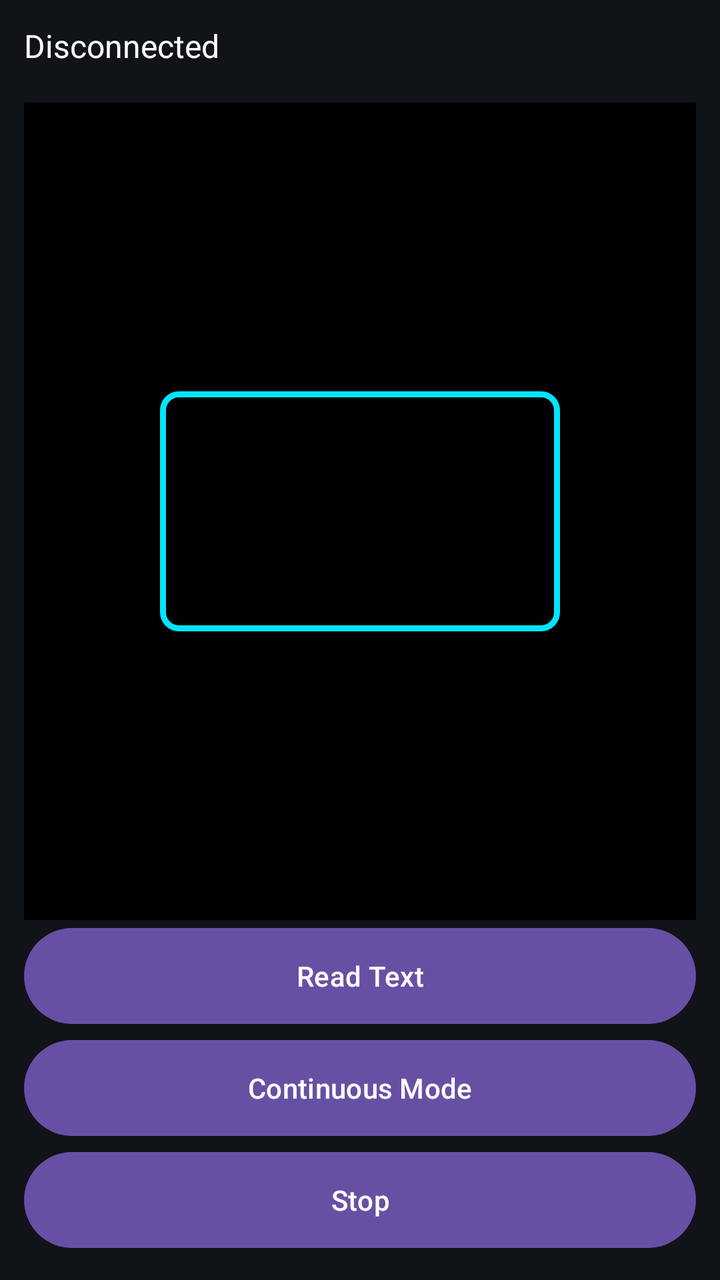
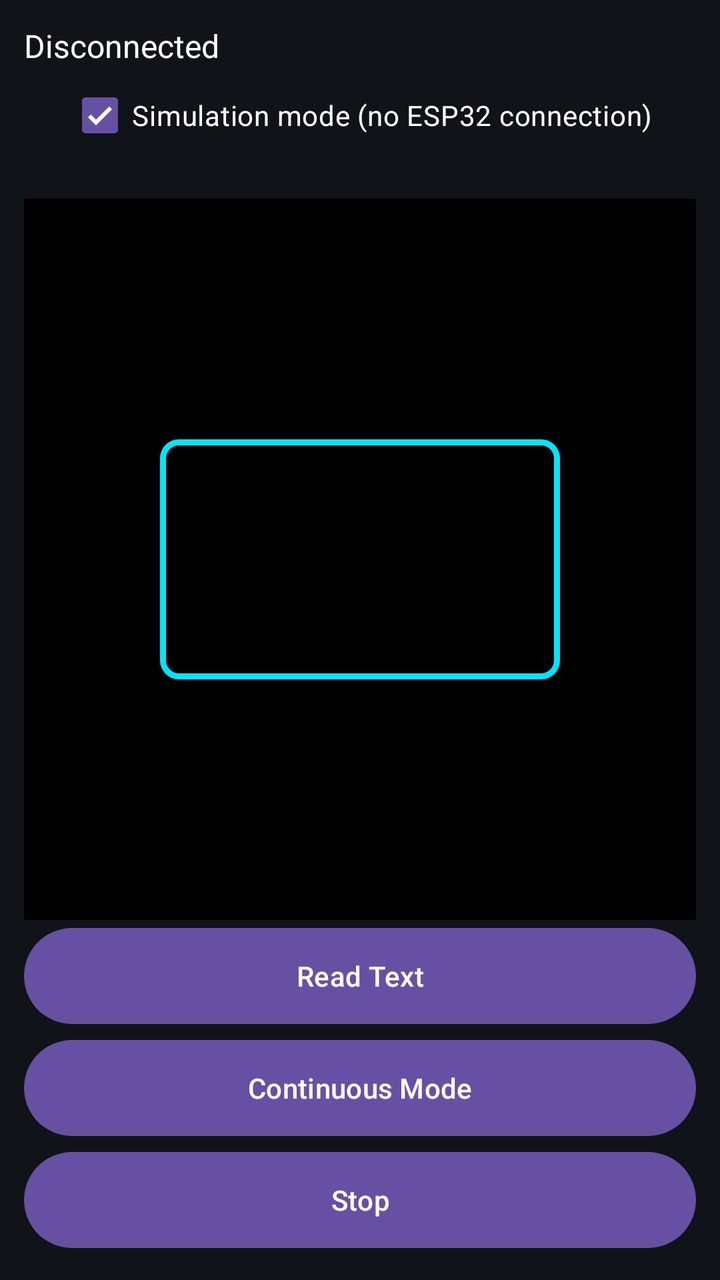

The first picture is an Android layout as it rendered before a commit; the second is the same layout after the commit. The layout source and the unified diff follow.
<!-- AndroidManifest.xml: application theme Theme.SmartAiGlasses -->
<!-- res/layout/activity_main.xml -->
<androidx.constraintlayout.widget.ConstraintLayout
    xmlns:android="http://schemas.android.com/apk/res/android"
    xmlns:app="http://schemas.android.com/apk/res-auto"
    android:layout_width="match_parent"
    android:layout_height="match_parent"
    android:background="#101418"
    android:padding="12dp">

    <TextView
        android:id="@+id/txtStatus"
        android:layout_width="0dp"
        android:layout_height="wrap_content"
        android:text="@string/disconnected"
        android:textColor="#FFFFFF"
        android:textSize="16sp"
        app:layout_constraintTop_toTopOf="parent"
        app:layout_constraintStart_toStartOf="parent"
        app:layout_constraintEnd_toEndOf="parent"/>

    <TextView
        android:id="@+id/txtLanguage"
        android:layout_width="0dp"
        android:layout_height="wrap_content"
        android:textColor="#00E5FF"
        android:textSize="13sp"
        app:layout_constraintTop_toBottomOf="@id/txtStatus"
        app:layout_constraintStart_toStartOf="parent"
        app:layout_constraintEnd_toEndOf="parent"/>

    <ImageView
        android:id="@+id/imageView"
        android:layout_width="0dp"
        android:layout_height="0dp"
        android:background="#000000"
        android:contentDescription="@string/live_feed"
        android:scaleType="fitCenter"
        app:layout_constraintTop_toBottomOf="@id/txtLanguage"
        app:layout_constraintBottom_toTopOf="@id/btnRead"
        app:layout_constraintStart_toStartOf="parent"
        app:layout_constraintEnd_toEndOf="parent"/>

    <View
        android:layout_width="200dp"
        android:layout_height="120dp"
        android:background="@drawable/focus_border"
        app:layout_constraintTop_toTopOf="@id/imageView"
        app:layout_constraintBottom_toBottomOf="@id/imageView"
        app:layout_constraintStart_toStartOf="@id/imageView"
        app:layout_constraintEnd_toEndOf="@id/imageView"/>

    <Button
        android:id="@+id/btnRead"
        android:layout_width="0dp"
        android:layout_height="56dp"
        android:text="@string/read_text"
        app:layout_constraintBottom_toTopOf="@id/btnContinuous"
        app:layout_constraintStart_toStartOf="parent"
        app:layout_constraintEnd_toEndOf="parent"/>

    <Button
        android:id="@+id/btnContinuous"
        android:layout_width="0dp"
        android:layout_height="56dp"
        android:text="@string/continuous_mode"
        app:layout_constraintBottom_toTopOf="@id/btnStop"
        app:layout_constraintStart_toStartOf="parent"
        app:layout_constraintEnd_toEndOf="parent"/>

    <Button
        android:id="@+id/btnStop"
        android:layout_width="0dp"
        android:layout_height="56dp"
        android:text="@string/stop"
        app:layout_constraintBottom_toBottomOf="parent"
        app:layout_constraintStart_toStartOf="parent"
        app:layout_constraintEnd_toEndOf="parent"/>

</androidx.constraintlayout.widget.ConstraintLayout>
<!-- resources referenced by this layout -->
<resources>
  <!-- drawable focus_border (drawable) -->
  <shape xmlns:android="http://schemas.android.com/apk/res/android">
  
      <solid android:color="@android:color/transparent"/>
  
      <stroke
          android:width="3dp"
          android:color="#00E5FF"/>
  
      <corners android:radius="8dp"/>
  
  </shape>
  <string name="continuous_mode">Continuous Mode</string>
  <string name="disconnected">Disconnected</string>
  <string name="live_feed">Live Feed</string>
  <string name="read_text">Read Text</string>
  <string name="stop">Stop</string>
  <style name="Theme.SmartAiGlasses" parent="Base.Theme.SmartAiGlasses" />
  <style name="Base.Theme.SmartAiGlasses" parent="Theme.Material3.DayNight.NoActionBar">
          
          
      </style>
</resources>

<!-- the commit's change to res/layout/activity_main.xml (unified diff, before → after) -->
@@ -17,13 +17,24 @@
         app:layout_constraintStart_toStartOf="parent"
         app:layout_constraintEnd_toEndOf="parent"/>
 
+    <CheckBox
+        android:id="@+id/checkSimulationMode"
+        android:layout_width="wrap_content"
+        android:layout_height="wrap_content"
+        android:checked="true"
+        android:text="@string/simulation_mode"
+        android:textColor="#FFFFFF"
+        app:layout_constraintTop_toBottomOf="@id/txtStatus"
+        app:layout_constraintStart_toStartOf="parent"
+        app:layout_constraintEnd_toEndOf="parent"/>
+
     <TextView
         android:id="@+id/txtLanguage"
         android:layout_width="0dp"
         android:layout_height="wrap_content"
         android:textColor="#00E5FF"
         android:textSize="13sp"
-        app:layout_constraintTop_toBottomOf="@id/txtStatus"
+        app:layout_constraintTop_toBottomOf="@id/checkSimulationMode"
         app:layout_constraintStart_toStartOf="parent"
         app:layout_constraintEnd_toEndOf="parent"/>
 
@@ -32,7 +43,7 @@
         android:layout_width="0dp"
         android:layout_height="0dp"
         android:background="#000000"
-        android:contentDescription="@string/live_feed"
+        android:contentDescription="@string/image_preview"
         android:scaleType="fitCenter"
         app:layout_constraintTop_toBottomOf="@id/txtLanguage"
         app:layout_constraintBottom_toTopOf="@id/btnRead"
<!-- resource entries referenced after the edit -->
@@ -14,8 +14,9 @@
   </shape>
   <string name="continuous_mode">Continuous Mode</string>
   <string name="disconnected">Disconnected</string>
-  <string name="live_feed">Live Feed</string>
+  <string name="image_preview">Camera feed or OCR sample image</string>
   <string name="read_text">Read Text</string>
+  <string name="simulation_mode">Simulation mode (no ESP32 connection)</string>
   <string name="stop">Stop</string>
   <style name="Theme.SmartAiGlasses" parent="Base.Theme.SmartAiGlasses" />
   <style name="Base.Theme.SmartAiGlasses" parent="Theme.Material3.DayNight.NoActionBar">
